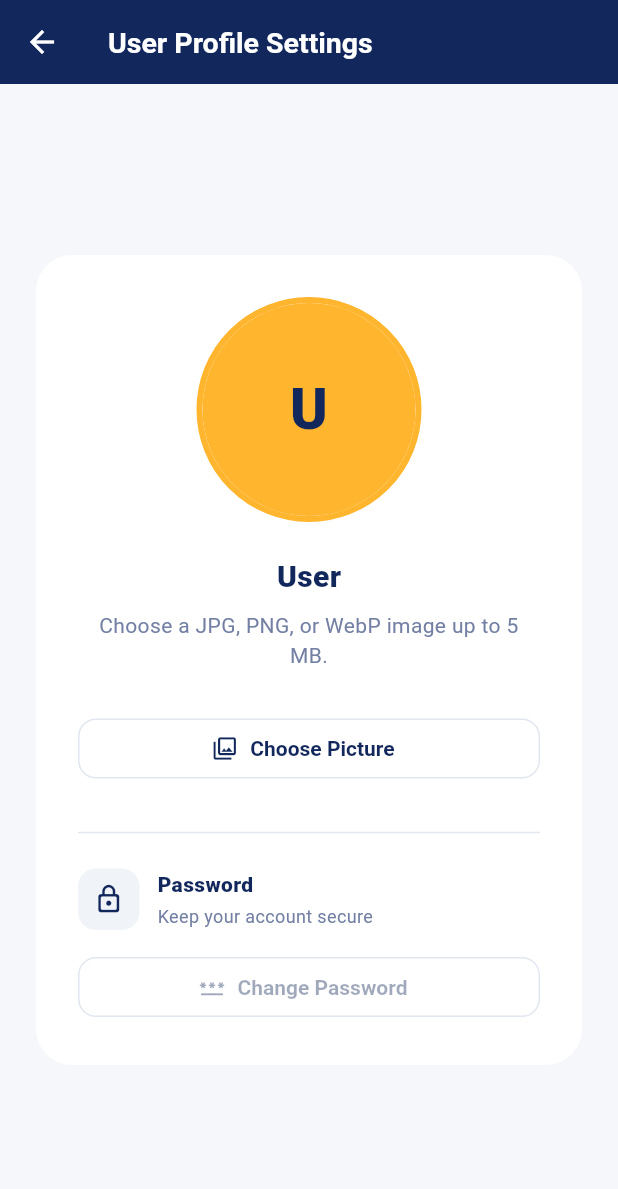
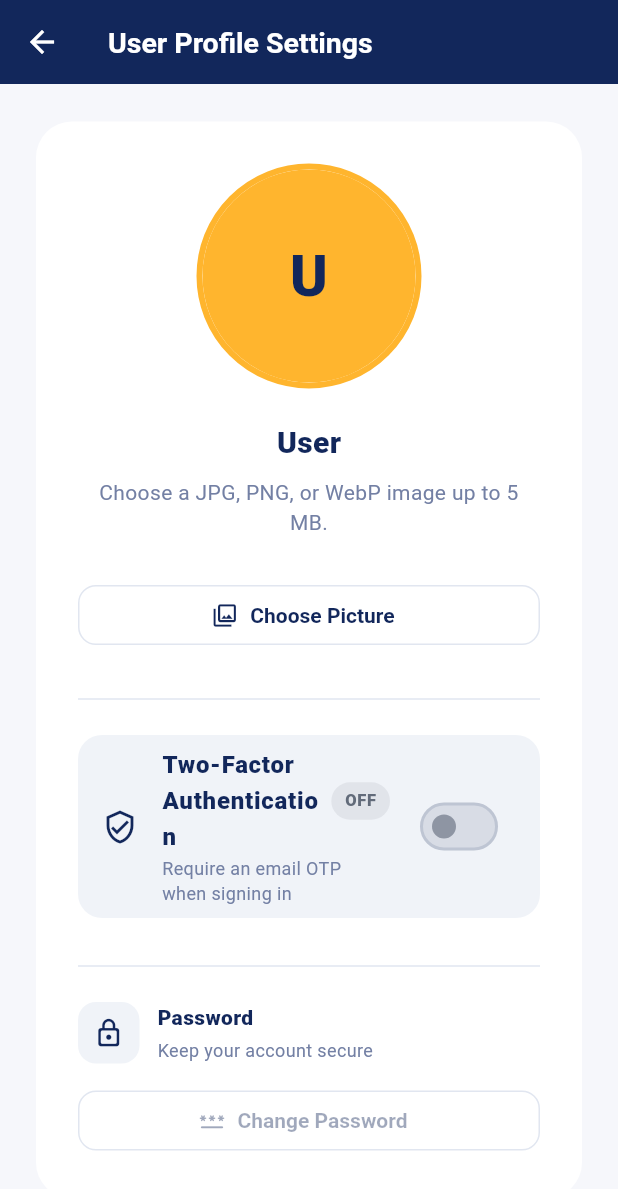
Before and after one commit to didulawickramarachchi-art/BoardPAC-, a Flutter app: the ProfilePictureScreen screen opened directly, on a phone screen of 412 x 824 dp. Shown: the top 1189 px of the screen. Run offline on Flutter 3.47's test engine with Material 3 defaults, Android fonts, the phone set to English and light mode, and no system bars; our stand-ins replace dio, file_picker, flutter_riverpod, flutter_secure_storage; accounts and stored records are empty; network calls fail.

Commit message:
2 fac fix

```diff
--- a/board-admin-frontend/frontend/lib/core/widgets/app_text_field.dart
+++ b/board-admin-frontend/frontend/lib/core/widgets/app_text_field.dart
@@ -1,10 +1,12 @@
 import 'package:flutter/material.dart';
+import 'package:flutter/services.dart';
 
 class AppTextField extends StatelessWidget {
   final TextEditingController controller;
   final String hintText;
   final bool obscureText;
   final TextInputType keyboardType;
+  final List<TextInputFormatter>? inputFormatters;
 
   const AppTextField({
     super.key,
@@ -12,6 +14,7 @@ class AppTextField extends StatelessWidget {
     required this.hintText,
     this.obscureText = false,
     this.keyboardType = TextInputType.text,
+    this.inputFormatters,
   });
 
   @override
@@ -20,6 +23,7 @@ class AppTextField extends StatelessWidget {
       controller: controller,
       obscureText: obscureText,
       keyboardType: keyboardType,
+      inputFormatters: inputFormatters,
       decoration: InputDecoration(hintText: hintText),
     );
   }
--- a/board-admin-frontend/frontend/lib/features/auth/model/login_response.dart
+++ b/board-admin-frontend/frontend/lib/features/auth/model/login_response.dart
@@ -38,7 +38,11 @@ class LoginResponse {
           json['deviceStatus'] ??
           json['deviceApprovalStatus'] ??
           (json['device'] is Map ? json['device']['status'] : null),
-      requiresTwoFactor: json['requiresTwoFactor'] ?? false,
+      requiresTwoFactor:
+          json['requiresTwoFactor'] ??
+          json['requires2FA'] ??
+          json['twoFactorRequired'] ??
+          false,
     );
   }
 
--- a/board-admin-frontend/frontend/lib/features/auth/provider/auth_provider.dart
+++ b/board-admin-frontend/frontend/lib/features/auth/provider/auth_provider.dart
@@ -97,9 +97,10 @@ class AuthNotifier extends StateNotifier<AuthState> {
       }
 
       if (result.requiresTwoFactor) {
+        await storage.clearAuth();
         state = state.copyWith(
           isLoading: false,
-          pendingUsername: result.username,
+          pendingUsername: result.username ?? username,
           requiresTwoFactor: true,
           userId: result.userId,
           username: result.username,
--- a/board-admin-frontend/frontend/lib/features/users/presentation/profile_picture_screen.dart
+++ b/board-admin-frontend/frontend/lib/features/users/presentation/profile_picture_screen.dart
@@ -15,14 +15,51 @@ class ProfilePictureScreen extends ConsumerStatefulWidget {
       _ProfilePictureScreenState();
 }
 
-class _ProfilePictureScreenState
-    extends ConsumerState<ProfilePictureScreen> {
+class _ProfilePictureScreenState extends ConsumerState<ProfilePictureScreen> {
   static const _primaryBlue = Color(0xFF12275B);
   static const _gold = Color(0xFFFFB52E);
 
   PlatformFile? _selectedFile;
   bool _uploading = false;
   bool _resettingPassword = false;
+  bool _updatingTwoFactor = false;
+  bool? _twoFactorEnabled;
+
+  Future<void> _setTwoFactor(bool enabled) async {
+    if (_updatingTwoFactor) return;
+
+    final previousValue = _twoFactorEnabled ?? !enabled;
+    setState(() {
+      _twoFactorEnabled = enabled;
+      _updatingTwoFactor = true;
+    });
+    try {
+      await ref.read(userRepositoryProvider).updateOwnTwoFactor(enabled);
+      ref.invalidate(currentUserProvider);
+      if (mounted) {
+        ScaffoldMessenger.of(context).showSnackBar(
+          SnackBar(
+            content: Text(
+              enabled
+                  ? 'Two-factor authentication enabled. An OTP will be required at your next login.'
+                  : 'Two-factor authentication disabled.',
+            ),
+          ),
+        );
+      }
+    } catch (_) {
+      if (mounted) {
+        setState(() => _twoFactorEnabled = previousValue);
+        ScaffoldMessenger.of(context).showSnackBar(
+          const SnackBar(
+            content: Text('Could not update two-factor authentication.'),
+          ),
+        );
+      }
+    } finally {
+      if (mounted) setState(() => _updatingTwoFactor = false);
+    }
+  }
 
   Future<void> _choosePicture() async {
     final result = await FilePicker.platform.pickFiles(
@@ -53,7 +90,9 @@ class _ProfilePictureScreenState
 
     setState(() => _uploading = true);
     try {
-      await ref.read(userRepositoryProvider).uploadProfilePicture(
+      await ref
+          .read(userRepositoryProvider)
+          .uploadProfilePicture(
             fileName: file.name,
             filePath: file.path,
             fileBytes: file.bytes,
@@ -103,15 +142,12 @@ class _ProfilePictureScreenState
 
     setState(() => _resettingPassword = true);
     try {
-      final resetUrl = Uri.base.replace(
-        path: '/',
-        query: null,
-        fragment: '/reset-password',
-      ).toString();
-      await ref.read(authRepositoryProvider).requestPasswordReset(
-            email: email,
-            resetUrl: resetUrl,
-          );
+      final resetUrl = Uri.base
+          .replace(path: '/', query: null, fragment: '/reset-password')
+          .toString();
+      await ref
+          .read(authRepositoryProvider)
+          .requestPasswordReset(email: email, resetUrl: resetUrl);
       if (mounted) {
         ScaffoldMessenger.of(context).showSnackBar(
           const SnackBar(
@@ -137,6 +173,7 @@ class _ProfilePictureScreenState
   @override
   Widget build(BuildContext context) {
     final user = ref.watch(currentUserProvider).valueOrNull;
+    final twoFactorEnabled = _twoFactorEnabled ?? user?.twoStepEnabled ?? false;
     final displayName = user?.displayName?.trim().isNotEmpty == true
         ? user!.displayName!
         : user?.username ?? 'User';
@@ -144,9 +181,7 @@ class _ProfilePictureScreenState
     final imageUrl = user?.profilePictureUrl?.trim();
     final picture = imageUrl?.isNotEmpty == true
         ? ref
-              .watch(
-                profilePictureProvider((userId: user!.id, url: imageUrl!)),
-              )
+              .watch(profilePictureProvider((userId: user!.id, url: imageUrl!)))
               .valueOrNull
         : null;
 
@@ -233,6 +268,78 @@ class _ProfilePictureScreenState
                     const SizedBox(height: 24),
                     const Divider(),
                     const SizedBox(height: 16),
+                    Container(
+                      decoration: BoxDecoration(
+                        color: const Color(0xFFF0F3F8),
+                        borderRadius: BorderRadius.circular(16),
+                      ),
+                      child: SwitchListTile.adaptive(
+                        value: twoFactorEnabled,
+                        onChanged: user == null || _updatingTwoFactor
+                            ? null
+                            : _setTwoFactor,
+                        activeThumbColor: _gold,
+                        activeTrackColor: _primaryBlue,
+                        inactiveThumbColor: const Color(0xFF8E95A3),
+                        inactiveTrackColor: const Color(0xFFD8DCE5),
+                        secondary: _updatingTwoFactor
+                            ? const SizedBox.square(
+                                dimension: 21,
+                                child: CircularProgressIndicator(
+                                  strokeWidth: 2,
+                                ),
+                              )
+                            : const Icon(
+                                Icons.verified_user_outlined,
+                                color: _primaryBlue,
+                              ),
+                        title: Row(
+                          children: [
+                            const Expanded(
+                              child: Text(
+                                'Two-Factor Authentication',
+                                style: TextStyle(
+                                  color: _primaryBlue,
+                                  fontWeight: FontWeight.w800,
+                                ),
+                              ),
+                            ),
+                            Container(
+                              padding: const EdgeInsets.symmetric(
+                                horizontal: 9,
+                                vertical: 4,
+                              ),
+                              decoration: BoxDecoration(
+                                color: twoFactorEnabled
+                                    ? _primaryBlue
+                                    : const Color(0xFFE1E4EA),
+                                borderRadius: BorderRadius.circular(20),
+                              ),
+                              child: Text(
+                                twoFactorEnabled ? 'ON' : 'OFF',
+                                style: TextStyle(
+                                  color: twoFactorEnabled
+                                      ? _gold
+                                      : const Color(0xFF626B7A),
+                                  fontSize: 11,
+                                  fontWeight: FontWeight.w900,
+                                ),
+                              ),
+                            ),
+                          ],
+                        ),
+                        subtitle: const Text(
+                          'Require an email OTP when signing in',
+                          style: TextStyle(
+                            color: Color(0xFF7380A4),
+                            fontSize: 12,
+                          ),
+                        ),
+                      ),
+                    ),
+                    const SizedBox(height: 24),
+                    const Divider(),
+                    const SizedBox(height: 16),
                     const Row(
                       children: [
                         DecoratedBox(
@@ -284,7 +391,9 @@ class _ProfilePictureScreenState
                         icon: _resettingPassword
                             ? const SizedBox.square(
                                 dimension: 17,
-                                child: CircularProgressIndicator(strokeWidth: 2),
+                                child: CircularProgressIndicator(
+                                  strokeWidth: 2,
+                                ),
                               )
                             : const Icon(Icons.password_rounded),
                         label: Text(
```
Also changed, not shown: board-admin-frontend/frontend/lib/features/auth/presentation/verify_2fa_screen.dart (+11 -0 lines), board-admin-frontend/frontend/lib/features/users/data/user_repository.dart (+13 -4 lines), 8 other files. Lines whose indentation alone changed are shown as unchanged.
